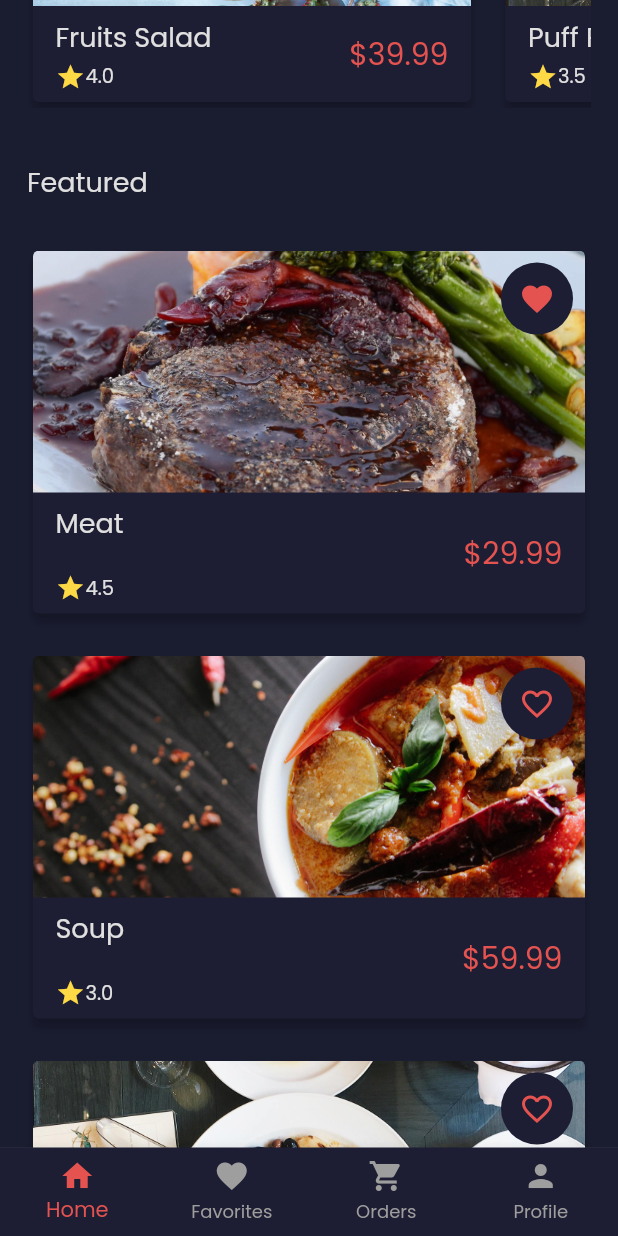
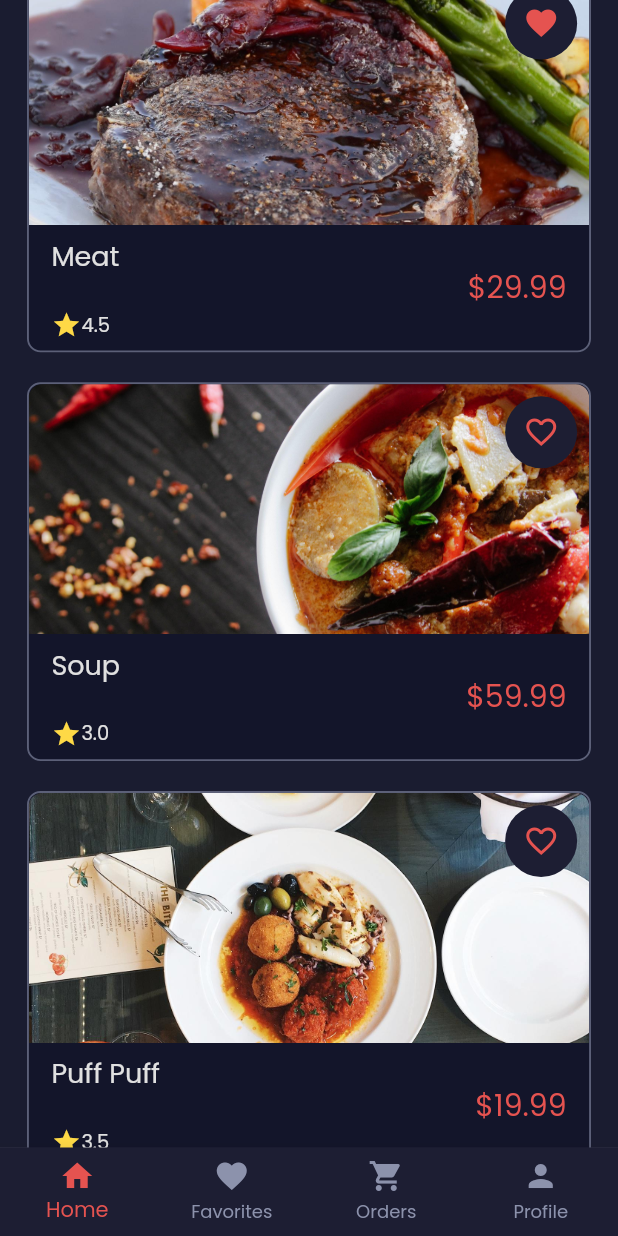
Before and after one commit to JamiuJimoh/food-app, a Flutter app: the screen it shows after launch, scrolled down 576 dp, after a tap on the "favorite outline" icon, on a phone screen of 412 x 824 dp. Run offline on Flutter 3.47's test engine with Material 2 defaults, Android fonts, the phone set to English and light mode, and no system bars.

Commit message:
cleaning up the meal details screen

```diff
--- a/lib/constants.dart
+++ b/lib/constants.dart
@@ -45,6 +45,8 @@ const kAccentColor2 = Color(0xFFFED946);
 const kAccentColor3 = Color(0xFFFF975D);
 const kScaffoldColor = Color(0xCC111328);
 const kSecondaryColor = Color(0xFF1D1E33);
+// const kBorderColor = Color(0xFFa7a6ba);
+const kBorderColor = Color(0xFF8c92ac);
 const kTextColor = Color(0xFFE0E0E0);
 
 // const kTextColor = Color(0xCC111328);
--- a/lib/data/meals_data.dart
+++ b/lib/data/meals_data.dart
@@ -46,7 +46,7 @@ class MealsData {
       categories: ['c1', 'c2', 'c3', 'c5', 'c7'],
       title: 'Spag',
       description:
-          'Vestibulum ac diam sit amet quam vehicula elementum sed sit amet dui. Vivamus magna justo, lacinia eget consectetur sed, convallis at tellus. Quisque velit nisi, pretium ut lacinia in, elementum id enim. Curabitur arcu erat, accumsan id imperdiet et, porttitor at sem. Donec rutrum congue leo eget malesuada.',
+          'Vestibulum ac diam sit amet quam vehicula elementum sed sit amet dui. Vivamus magna justo, lacinia eget consectetur sed, convallis at tellus. Quisque velit nisi, pretium ut lacinia in, elementum id enim. Curabitur arcu erat, accumsan id imperdiet et, porttitor at sem. , porttitor at Quisque velit nisi, pretium ut lacinia in, elementum id enim. Curabitur arcu erat, accumsan id imperdiet et, porttitor at Quisque velit nisi, pretium ut lacinia in, elementum id enim. Curabitur arcu erat, accumsan id imperdiet et, porttitor at rutrum congue leo eget malesuada.',
       price: 49.99,
       imageUrl: 'assets/images/noodles.jpg',
       ratings: 4.0,
--- a/lib/screens/favorites_screen.dart
+++ b/lib/screens/favorites_screen.dart
@@ -1,4 +1,5 @@
 import 'package:flutter/material.dart';
+import 'package:food_delivery/widgets/widgets.dart';
 
 class FavoritesScreen extends StatelessWidget {
   @override
@@ -7,6 +8,7 @@ class FavoritesScreen extends StatelessWidget {
       appBar: AppBar(
         title: Text('favorites'),
       ),
+      body: BorderedContainer(),
     );
   }
 }
--- a/lib/screens/meal_detail_screen.dart
+++ b/lib/screens/meal_detail_screen.dart
@@ -63,21 +63,23 @@ class _MealDetailScreenState extends State<MealDetailScreen> {
                   ),
                   const SizedBox(height: 10.0),
                   Row(
+                    mainAxisAlignment: MainAxisAlignment.spaceBetween,
+                    children: [
+                      Row(
                         children: [
                           Icon(
                             Icons.star,
                             size: 20.0,
                             color: kAccentColor2,
                           ),
-                      const SizedBox(width: 5.0),
+                          const SizedBox(width: 1.5),
                           Text('${loadedMeal.ratings}', style: kBodyTextStyle),
                           const SizedBox(width: 5.0),
                           Text(
                             '(${loadedMeal.reviews} reviews)',
                             style: kBodyTextStyle,
                           ),
-                      SizedBox(
-                        width: MediaQuery.of(context).size.width - 240.0,
+                        ],
                       ),
                       Text(
                         '\$${loadedMeal.price}',
@@ -86,7 +88,7 @@ class _MealDetailScreenState extends State<MealDetailScreen> {
                       ),
                     ],
                   ),
-                  const SizedBox(height: 10.0),
+                  const SizedBox(height: 5.0),
                   Row(
                     children: [
                       Text(
--- a/lib/screens/meals_overview_screen.dart
+++ b/lib/screens/meals_overview_screen.dart
@@ -3,13 +3,10 @@ import 'package:provider/provider.dart';
 
 import '../constants.dart';
 import '../providers/meals.dart';
-import '../data/categories_data.dart';
 import '../widgets/widgets.dart';
 
 class MealsOverviewScreen extends StatelessWidget {
   static const String id = 'meals_overview_screen';
-
-  final CategoriesData categoriesData = CategoriesData();
 
   @override
   Widget build(BuildContext context) {
@@ -25,29 +22,7 @@ class MealsOverviewScreen extends StatelessWidget {
             centerTitle: false,
             floating: true,
           ),
-          SliverPadding(
-            padding: const EdgeInsets.symmetric(vertical: 18.0),
-            sliver: SliverToBoxAdapter(
-              child: Container(
-                height: 170,
-                decoration: BoxDecoration(
-                  image: DecorationImage(
-                    image: AssetImage('assets/images/banner.png'),
-                    fit: BoxFit.cover,
-                  ),
-                ),
-              ),
-            ),
-          ),
-          SliverPadding(
-            padding: const EdgeInsets.symmetric(vertical: 18.0),
-            sliver: SliverToBoxAdapter(
-              child: Container(
-                height: 90.0,
-                child: CategoriesListBuilder(),
-              ),
-            ),
-          ),
+          CategoriesSection(),
           SliverToBoxAdapter(
             child: Padding(
               padding: const EdgeInsets.all(18.0),
@@ -108,10 +83,31 @@ class MealsOverviewScreen extends StatelessWidget {
   }
 }
 
-//  ListView.builder(
-//   padding: const EdgeInsets.all(10.0),
-//   itemCount: loadedMeals.length,
-//   itemBuilder: (ctx, i) => MealItemCard(
-//     imageUrl: loadedMeals[i].imageUrl,
-//   ),
-// ),
+class CategoriesSection extends StatefulWidget {
+  @override
+  _CategoriesSectionState createState() => _CategoriesSectionState();
+}
+
+class _CategoriesSectionState extends State<CategoriesSection> {
+  double categorySectionHeight;
+
+  @override
+  void didChangeDependencies() {
+    super.didChangeDependencies();
+    final mediaQuery = MediaQuery.of(context);
+    categorySectionHeight=mediaQuery.size.width * 0.28;
+  }
+
+  @override
+  Widget build(BuildContext context) {
+    return SliverPadding(
+      padding: const EdgeInsets.symmetric(vertical: 18.0, horizontal: 10.0),
+      sliver: SliverToBoxAdapter(
+        child: Container(
+          height: categorySectionHeight,
+          child: CategoriesListBuilder(),
+        ),
+      ),
+    );
+  }
+}
--- a/lib/screens/tabs_screen.dart
+++ b/lib/screens/tabs_screen.dart
@@ -35,7 +35,7 @@ class _TabsScreenState extends State<TabsScreen> {
       bottomNavigationBar: BottomNavigationBar(
         onTap: _selectPage,
         backgroundColor: kSecondaryColor,
-        unselectedItemColor: Colors.grey,
+        unselectedItemColor: kBorderColor,
         selectedItemColor: kAccentColor,
         currentIndex: _selectedPageIndex,
         type: BottomNavigationBarType.fixed,
--- /dev/null
+++ b/lib/widgets/bordered_container.dart
@@ -0,0 +1,27 @@
+import 'package:flutter/material.dart';
+import 'package:food_delivery/constants.dart';
+
+final Color borderSidedColor = kBorderColor.withOpacity(0.6);
+const double borderSideWidth = 1.25;
+
+class BorderedContainer extends StatelessWidget {
+  final Widget childWidget;
+  BorderedContainer({this.childWidget});
+
+  @override
+  Widget build(BuildContext context) {
+    return Container(
+      decoration: BoxDecoration(
+        borderRadius: BorderRadius.all(Radius.circular(9.0)),
+        color: kScaffoldColor,
+        border: Border(
+          top: BorderSide(width: borderSideWidth, color: borderSidedColor),
+          bottom: BorderSide(width: borderSideWidth, color: borderSidedColor),
+          left: BorderSide(width: borderSideWidth, color: borderSidedColor),
+          right: BorderSide(width: borderSideWidth, color: borderSidedColor),
+        ),
+      ),
+      child: childWidget,
+    );
+  }
+}
--- a/lib/widgets/categories_list_builder.dart
+++ b/lib/widgets/categories_list_builder.dart
@@ -1,5 +1,6 @@
 import 'package:flutter/material.dart';
 import 'package:food_delivery/widgets/rounded_category_item.dart';
+import 'package:food_delivery/widgets/widgets.dart';
 import 'package:provider/provider.dart';
 
 import '../providers/categories.dart';
@@ -16,10 +17,12 @@ class CategoriesListBuilder extends StatelessWidget {
       itemBuilder: (ctx, i) {
         return ChangeNotifierProvider.value(
           value: categories[i],
-          child: RoundedCatItem(
-              // title: categoriesData.categoriesList[i].title,
-              // imageUrl: categoriesData.categoriesList[i].imageUrl,
-              ),
+          child: Padding(
+            padding: const EdgeInsets.symmetric(horizontal: 4.0),
+            child: BorderedContainer(
+              childWidget: RoundedCatItem(),
+            ),
+          ),
         );
       },
     );
--- a/lib/widgets/meal_item_card.dart
+++ b/lib/widgets/meal_item_card.dart
@@ -1,4 +1,5 @@
 import 'package:flutter/material.dart';
+import 'package:food_delivery/widgets/widgets.dart';
 import 'package:provider/provider.dart';
 
 import '../providers/meal.dart';
@@ -31,7 +32,8 @@ class MealItemCard extends StatelessWidget {
   Widget build(BuildContext context) {
     final meal = Provider.of<Meal>(context, listen: false);
 
-    return Container(
+    return BorderedContainer(
+      childWidget: Container(
         height: imageContainerHeight,
         width: 300.0,
         child: InkWell(
@@ -42,9 +44,6 @@ class MealItemCard extends StatelessWidget {
               arguments: meal.id,
             );
           },
-        child: Card(
-          color: kSecondaryColor,
-          elevation: 3.0,
           child: Column(
             children: [
               Flexible(
@@ -53,7 +52,7 @@ class MealItemCard extends StatelessWidget {
                   child: Stack(
                     children: <Widget>[
                       Hero(
-                        tag: isPopular? 'popular${meal.id}':meal.id,
+                        tag: isPopular ? 'popular${meal.id}' : meal.id,
                         child: Container(
                           decoration: BoxDecoration(
                             image: DecorationImage(
@@ -63,8 +62,8 @@ class MealItemCard extends StatelessWidget {
                               fit: BoxFit.cover,
                             ),
                             borderRadius: BorderRadius.only(
-                              topLeft: Radius.circular(4.0),
-                              topRight: Radius.circular(4.0),
+                              topLeft: Radius.circular(9.0),
+                              topRight: Radius.circular(9.0),
                             ),
                           ),
                         ),
--- a/lib/widgets/rounded_category_item.dart
+++ b/lib/widgets/rounded_category_item.dart
@@ -1,27 +1,19 @@
 import 'package:flutter/material.dart';
-import 'package:food_delivery/screens/category_meals_screen.dart';
 import 'package:provider/provider.dart';
 
+import '../screens/category_meals_screen.dart';
 import '../providers/category.dart';
 import '../constants.dart';
 
 const containerHeight = 20.0;
 
 class RoundedCatItem extends StatelessWidget {
-  // final String title;
-  // final String imageUrl;
-
-  // RoundedCatItem({
-  //   @required this.title,
-  //   @required this.imageUrl,
-  // });
-
   @override
   Widget build(BuildContext context) {
     final category = Provider.of<Category>(context);
 
     return Padding(
-      padding: const EdgeInsets.symmetric(horizontal: 19.0),
+      padding: const EdgeInsets.symmetric(horizontal: 20.0),
       child: GestureDetector(
         onTap: () {
           print('${category.id}');
@@ -31,13 +23,12 @@ class RoundedCatItem extends StatelessWidget {
           );
         },
         child: Column(
-          mainAxisAlignment: MainAxisAlignment.center,
+          mainAxisAlignment: MainAxisAlignment.spaceEvenly,
           children: [
             CircleAvatar(
-              radius: 27.0,
+              radius: 26.0,
               backgroundImage: AssetImage(category.imageUrl),
             ),
-            const SizedBox(height: 10.0),
             Text(category.title, style: kBodyTextStyle),
           ],
         ),
--- a/lib/widgets/widgets.dart
+++ b/lib/widgets/widgets.dart
@@ -9,3 +9,4 @@ export 'meals_list_builder.dart';
 export 'categories_list_builder.dart';
 export 'rounded_icon_button.dart';
 export 'img_sliverheader_delegate.dart';
+export 'bordered_container.dart';
```
Lines whose indentation alone changed are shown as unchanged.
